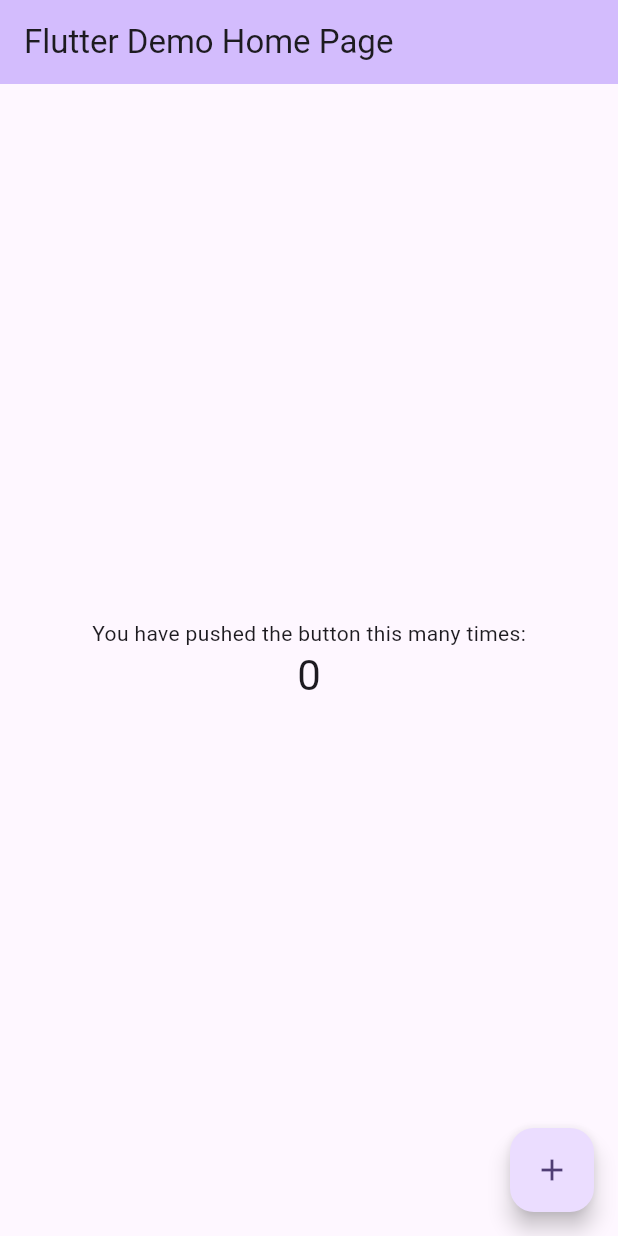
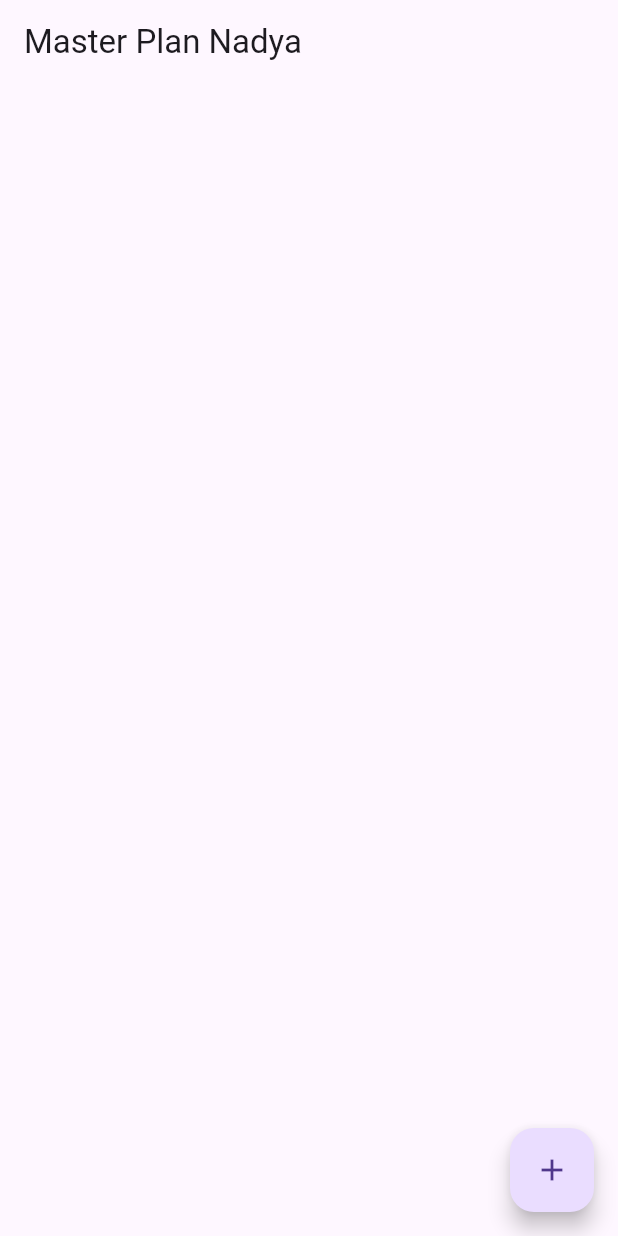
Before and after one commit to hapsariputri14/pemograman-mobile, a Flutter app: the screen it shows after launch, on a phone screen of 412 x 824 dp. Run offline on Flutter 3.47's test engine with Material 3 defaults, Android fonts, the light colour scheme and no system bars; our stand-ins replace auto_size_text, camera, flutter_tts, go_router; missing offline and left inert: google_mlkit_text_recognition.

Commit message:
Menambahkan Praktikum 1 - Dasar State dengan Model View

```diff
--- a/minggu_10/master_plan/lib/main.dart
+++ b/minggu_10/master_plan/lib/main.dart
@@ -1,122 +1,17 @@
 import 'package:flutter/material.dart';
+import './views/plan_screen.dart';
 
-void main() {
-  runApp(const MyApp());
-}
+void main() => runApp(MasterPlanApp());
 
-class MyApp extends StatelessWidget {
-  const MyApp({super.key});
+class MasterPlanApp extends StatelessWidget {
+  const MasterPlanApp({super.key});
 
   // This widget is the root of your application.
   @override
   Widget build(BuildContext context) {
     return MaterialApp(
-      title: 'Flutter Demo',
-      theme: ThemeData(
-        // This is the theme of your application.
-        //
-        // TRY THIS: Try running your application with "flutter run". You'll see
-        // the application has a purple toolbar. Then, without quitting the app,
-        // try changing the seedColor in the colorScheme below to Colors.green
-        // and then invoke "hot reload" (save your changes or press the "hot
-        // reload" button in a Flutter-supported IDE, or press "r" if you used
-        // the command line to start the app).
-        //
-        // Notice that the counter didn't reset back to zero; the application
-        // state is not lost during the reload. To reset the state, use hot
-        // restart instead.
-        //
-        // This works for code too, not just values: Most code changes can be
-        // tested with just a hot reload.
-        colorScheme: ColorScheme.fromSeed(seedColor: Colors.deepPurple),
-      ),
-      home: const MyHomePage(title: 'Flutter Demo Home Page'),
+     theme: ThemeData(primarySwatch: Colors.purple),
+     home: PlanScreen(),
     );
   }
 }
-
-class MyHomePage extends StatefulWidget {
-  const MyHomePage({super.key, required this.title});
-
-  // This widget is the home page of your application. It is stateful, meaning
-  // that it has a State object (defined below) that contains fields that affect
-  // how it looks.
-
-  // This class is the configuration for the state. It holds the values (in this
-  // case the title) provided by the parent (in this case the App widget) and
-  // used by the build method of the State. Fields in a Widget subclass are
-  // always marked "final".
-
-  final String title;
-
-  @override
-  State<MyHomePage> createState() => _MyHomePageState();
-}
-
-class _MyHomePageState extends State<MyHomePage> {
-  int _counter = 0;
-
-  void _incrementCounter() {
-    setState(() {
-      // This call to setState tells the Flutter framework that something has
-      // changed in this State, which causes it to rerun the build method below
-      // so that the display can reflect the updated values. If we changed
-      // _counter without calling setState(), then the build method would not be
-      // called again, and so nothing would appear to happen.
-      _counter++;
-    });
-  }
-
-  @override
-  Widget build(BuildContext context) {
-    // This method is rerun every time setState is called, for instance as done
-    // by the _incrementCounter method above.
-    //
-    // The Flutter framework has been optimized to make rerunning build methods
-    // fast, so that you can just rebuild anything that needs updating rather
-    // than having to individually change instances of widgets.
-    return Scaffold(
-      appBar: AppBar(
-        // TRY THIS: Try changing the color here to a specific color (to
-        // Colors.amber, perhaps?) and trigger a hot reload to see the AppBar
-        // change color while the other colors stay the same.
-        backgroundColor: Theme.of(context).colorScheme.inversePrimary,
-        // Here we take the value from the MyHomePage object that was created by
-        // the App.build method, and use it to set our appbar title.
-        title: Text(widget.title),
-      ),
-      body: Center(
-        // Center is a layout widget. It takes a single child and positions it
-        // in the middle of the parent.
-        child: Column(
-          // Column is also a layout widget. It takes a list of children and
-          // arranges them vertically. By default, it sizes itself to fit its
-          // children horizontally, and tries to be as tall as its parent.
-          //
-          // Column has various properties to control how it sizes itself and
-          // how it positions its children. Here we use mainAxisAlignment to
-          // center the children vertically; the main axis here is the vertical
-          // axis because Columns are vertical (the cross axis would be
-          // horizontal).
-          //
-          // TRY THIS: Invoke "debug painting" (choose the "Toggle Debug Paint"
-          // action in the IDE, or press "p" in the console), to see the
-          // wireframe for each widget.
-          mainAxisAlignment: MainAxisAlignment.center,
-          children: <Widget>[
-            const Text('You have pushed the button this many times:'),
-            Text(
-              '$_counter',
-              style: Theme.of(context).textTheme.headlineMedium,
-            ),
-          ],
-        ),
-      ),
-      floatingActionButton: FloatingActionButton(
-        onPressed: _incrementCounter,
-        tooltip: 'Increment',
-        child: const Icon(Icons.add),
-      ), // This trailing comma makes auto-formatting nicer for build methods.
-    );
-  }
-}
--- /dev/null
+++ b/minggu_10/master_plan/lib/models/data_layer.dart
@@ -0,0 +1,2 @@
+export 'plan.dart';
+export 'task.dart';
--- /dev/null
+++ b/minggu_10/master_plan/lib/models/plan.dart
@@ -0,0 +1,9 @@
+import './task.dart';
+
+class Plan {
+  final String name;
+  final List<Task> tasks;
+
+
+  const Plan({this.name = '', this.tasks = const []});
+}
--- /dev/null
+++ b/minggu_10/master_plan/lib/models/task.dart
@@ -0,0 +1,9 @@
+class Task {
+  final String description;
+  final bool complete;
+
+  const Task({
+    this.complete = false,
+    this.description = '',
+  });
+}
--- /dev/null
+++ b/minggu_10/master_plan/lib/views/plan_screen.dart
@@ -0,0 +1,101 @@
+import '../models/data_layer.dart';
+import 'package:flutter/material.dart';
+
+class PlanScreen extends StatefulWidget {
+  const PlanScreen({super.key});
+
+  @override
+  State createState() => _PlanScreenState();
+}
+
+class _PlanScreenState extends State<PlanScreen> {
+  Plan plan = const Plan();
+  late ScrollController scrollController;
+
+  @override
+  void initState() {
+    super.initState();
+    scrollController = ScrollController()
+      ..addListener(() {
+        FocusScope.of(context).requestFocus(FocusNode());
+      });
+  }
+
+  @override
+  Widget build(BuildContext context) {
+    return Scaffold(
+      appBar: AppBar(title: const Text('Master Plan Nadya')),
+      body: _buildList(),
+      floatingActionButton: _buildAddTaskButton(),
+    );
+  }
+
+  Widget _buildAddTaskButton() {
+    return FloatingActionButton(
+      child: const Icon(Icons.add),
+      onPressed: () {
+        setState(() {
+          plan = Plan(
+            name: plan.name,
+            tasks: List<Task>.from(plan.tasks)
+              ..add(const Task()),
+          );
+        });
+      },
+    );
+  }
+
+  Widget _buildList() {
+    return ListView.builder(
+      controller: scrollController,
+      keyboardDismissBehavior: Theme.of(context).platform ==
+              TargetPlatform.iOS
+          ? ScrollViewKeyboardDismissBehavior.onDrag
+          : ScrollViewKeyboardDismissBehavior.manual,
+      itemCount: plan.tasks.length,
+      itemBuilder: (context, index) =>
+          _buildTaskTile(plan.tasks[index], index),
+    );
+  }
+
+  Widget _buildTaskTile(Task task, int index) {
+    return ListTile(
+      leading: Checkbox(
+        value: task.complete,
+        onChanged: (selected) {
+          setState(() {
+            plan = Plan(
+              name: plan.name,
+              tasks: List<Task>.from(plan.tasks)
+                ..[index] = Task(
+                  description: task.description,
+                  complete: selected ?? false,
+                ),
+            );
+          });
+        },
+      ),
+      title: TextFormField(
+        initialValue: task.description,
+        onChanged: (text) {
+          setState(() {
+            plan = Plan(
+              name: plan.name,
+              tasks: List<Task>.from(plan.tasks)
+                ..[index] = Task(
+                  description: text,
+                  complete: task.complete,
+                ),
+            );
+          });
+        },
+      ),
+    );
+  }
+
+  @override
+  void dispose() {
+    scrollController.dispose();
+    super.dispose();
+  }
+}
```
Also changed, not shown: 1 other file.
